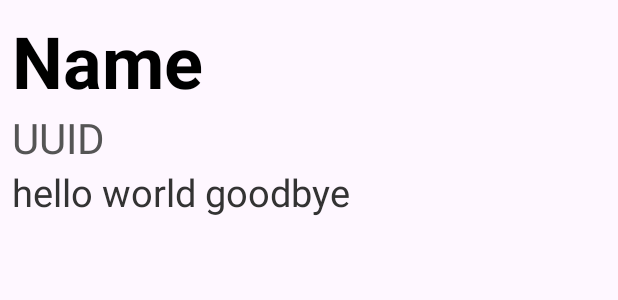
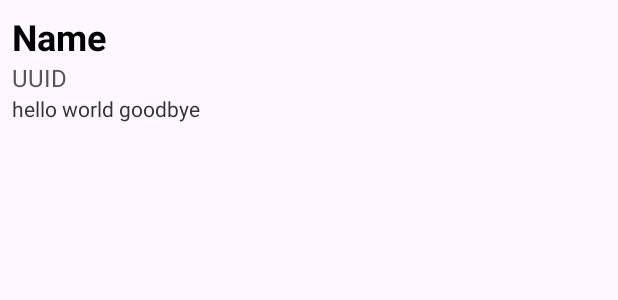
Before and after one commit to DeVBulut/AndroidAppDevelopmentCoursework, an Android app: the layout adapter_view_holder.xml on its own in the app's theme, with its tools: preview values and no code run, on a phone screen of 412 x 824 dp. Shown: the top 300 px of the screen. Run offline under Robolectric (Android 15) with nearby library versions, the phone set to English and light mode, and no system bars.

Commit message:
Comment Changes to RecyclerApp

```diff
--- a/RecyclerApp/app/src/main/java/com/example/recyclerapp/DataModelAdapter.kt
+++ b/RecyclerApp/app/src/main/java/com/example/recyclerapp/DataModelAdapter.kt
@@ -6,7 +6,6 @@ import android.view.ViewGroup
 import android.widget.TextView
 import androidx.recyclerview.widget.RecyclerView
 
-// Adapter class for RecyclerView
 class DataModelAdapter(private val dataList: MutableList<DataModel>) :
     RecyclerView.Adapter<DataModelAdapter.DataModelViewHolder>() {
 
@@ -17,7 +16,6 @@ class DataModelAdapter(private val dataList: MutableList<DataModel>) :
         val descriptionTextView: TextView = itemView.findViewById(R.id.descriptionTextView)
     }
 
-    // Creates a new ViewHolder when needed
     override fun onCreateViewHolder(parent: ViewGroup, viewType: Int): DataModelViewHolder {
         val view = LayoutInflater.from(parent.context)
             .inflate(R.layout.adapter_view_holder, parent, false)
--- a/RecyclerApp/app/src/main/res/layout/adapter_view_holder.xml
+++ b/RecyclerApp/app/src/main/res/layout/adapter_view_holder.xml
@@ -11,7 +11,7 @@
         android:id="@+id/nameTextView"
         android:layout_width="match_parent"
         android:layout_height="wrap_content"
-        android:textSize="48sp"
+        android:textSize="24sp"
         android:textStyle="bold"
         android:textColor="#000000"
         android:text="Name" />
@@ -21,7 +21,7 @@
         android:id="@+id/uuidTextView"
         android:layout_width="match_parent"
         android:layout_height="wrap_content"
-        android:textSize="28sp"
+        android:textSize="16sp"
         android:textColor="#555555"
         android:text="UUID" />
 
@@ -30,7 +30,7 @@
         android:id="@+id/descriptionTextView"
         android:layout_width="match_parent"
         android:layout_height="wrap_content"
-        android:textSize="25sp"
+        android:textSize="14sp"
         android:textColor="#333333"
         android:text="hello world goodbye" />
 </LinearLayout>
```
